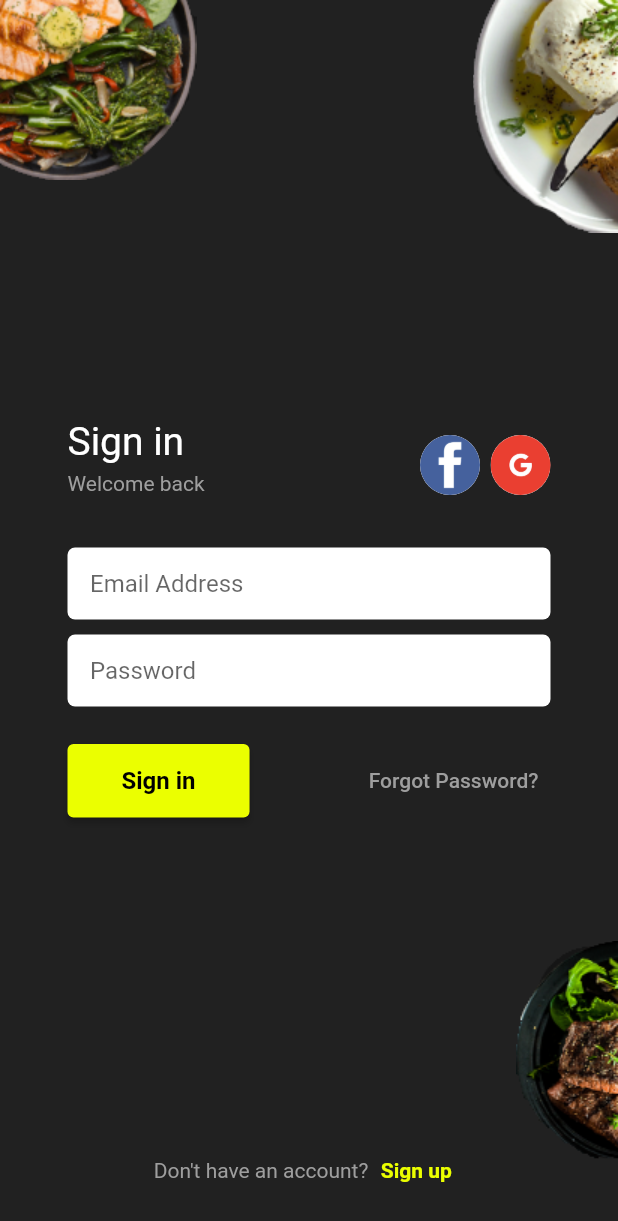
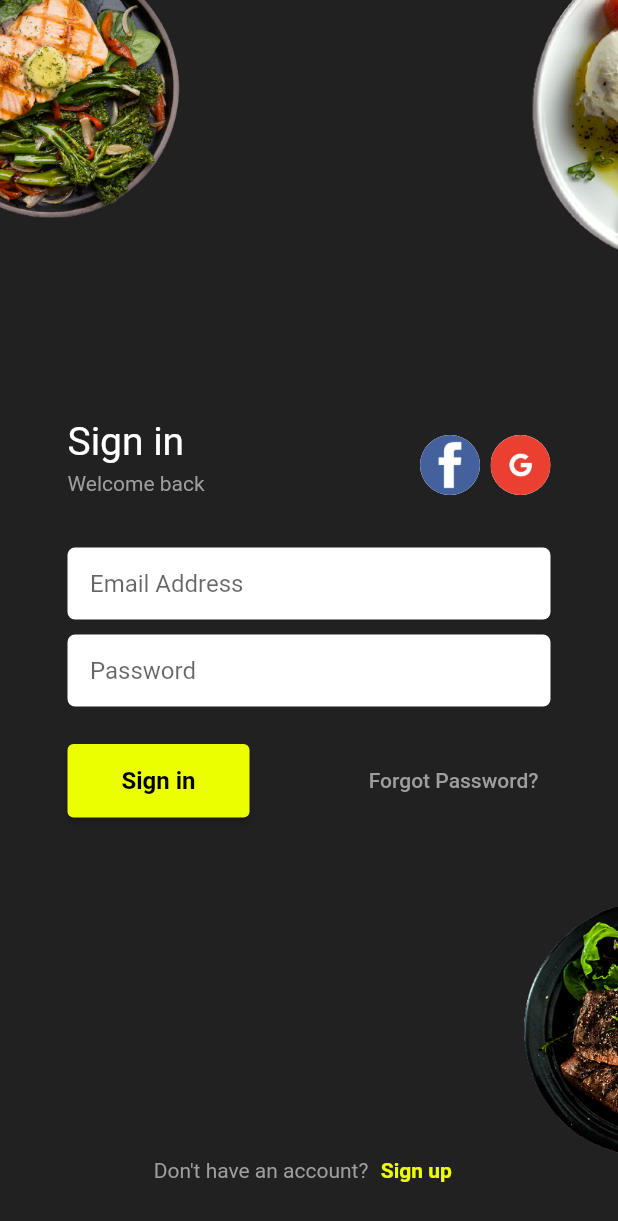
Before and after one commit to gdgsrm/food-ordering-app, a Flutter app: the screen it shows after launch, on a phone screen of 412 x 824 dp. Shown: the top 1221 px of the screen. Run offline on Flutter 3.47's test engine with Material 2 defaults, Android fonts, the phone set to English and light mode, and no system bars.

```diff
--- a/lib/login_page.dart
+++ b/lib/login_page.dart
@@ -22,14 +22,23 @@ class _LoginPageState extends State<LoginPage> {
           child: Stack(
             children: [
               Align(
-                  alignment: Alignment.topLeft,
-                  child: Image.asset('assets/images/tl.png')),
+                  alignment: Alignment(-1.5, -1.1),
+                  child: Image.asset(
+                    'assets/images/meal1.png',
+                    width: 180,
+                  )),
               Align(
-                  alignment: Alignment.topRight,
-                  child: Image.asset('assets/images/tr.png')),
+                  alignment: Alignment(2.75, -1.15),
+                  child: Image.asset(
+                    'assets/images/meal2.png',
+                    width: 230,
+                  )),
               Align(
-                  alignment: Alignment(1, 0.85),
-                  child: Image.asset('assets/images/br.png')),
+                  alignment: Alignment(2, 0.85),
+                  child: Image.asset(
+                    'assets/images/meal3.png',
+                    width: 180,
+                  )),
               Align(
                 alignment: Alignment.center,
                 child: Padding(
--- a/lib/main.dart
+++ b/lib/main.dart
@@ -1,8 +1,12 @@
 import 'package:flutter/material.dart';
+import 'package:flutter/services.dart';
 import 'package:food_ordering_app/login_page.dart';
 
 void main() {
   runApp(MyApp());
+  SystemChrome.setSystemUIOverlayStyle(SystemUiOverlayStyle(
+    statusBarColor: Colors.black, // status bar color
+  ));
 }
 
 class MyApp extends StatelessWidget {
```
Also changed, not shown: assets/images/br.png (deleted), assets/images/meal1.png (added), assets/images/meal2.png (added), assets/images/meal3.png (added), assets/images/tl.png (deleted), assets/images/tr.png (deleted).
